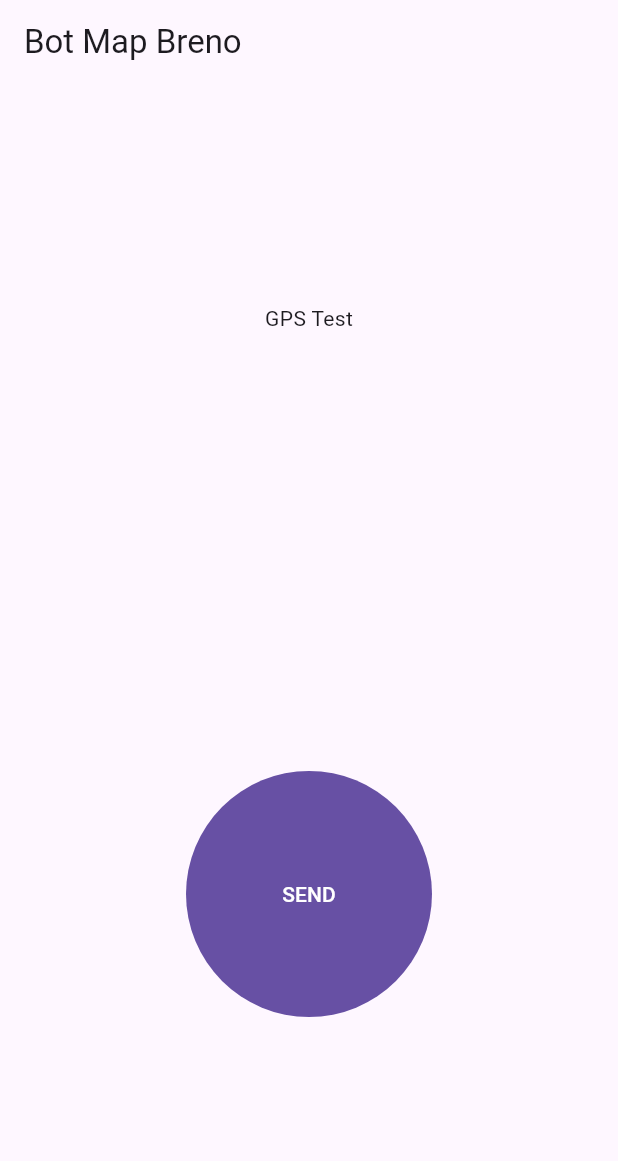
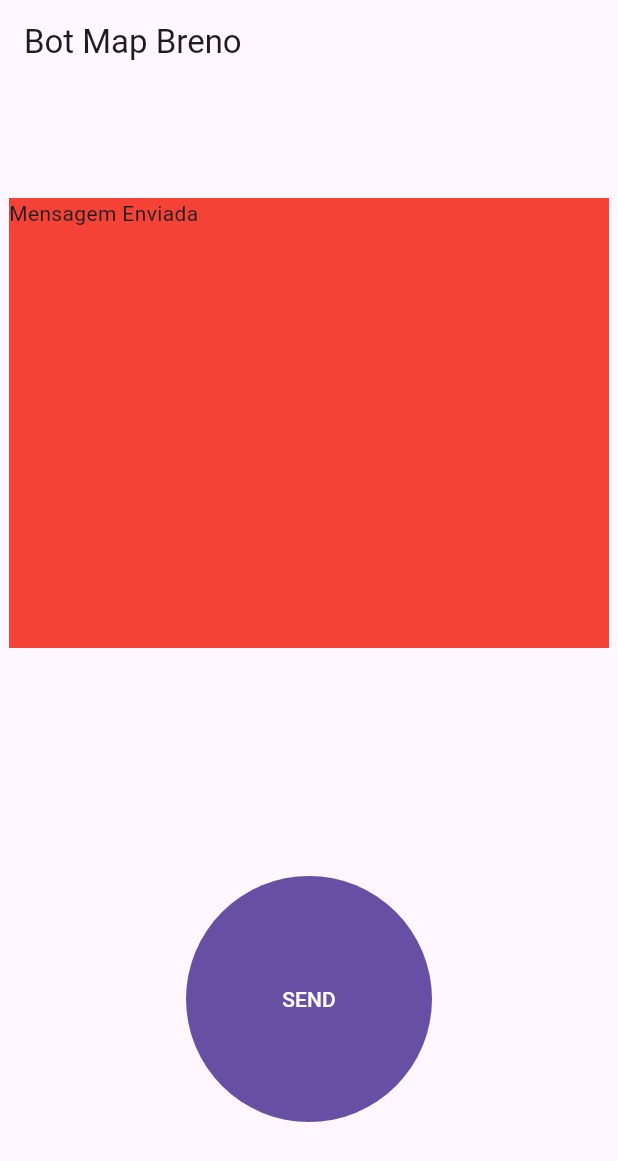
Before and after one commit to brenovsky/botMap, a Flutter app: the screen it shows after launch, on a phone screen of 412 x 824 dp. Shown: the top 1161 px of the screen. Run offline on Flutter 3.47's test engine with Material 3 defaults, Android fonts, the phone set to English and light mode, and no system bars; our stand-ins replace flutter_dotenv, geocoding, geolocator; missing offline and left inert: twilio_flutter.

Commit message:
add: logbox widget ("text to solve")

```diff
--- a/bot_map_app/lib/button.dart
+++ b/bot_map_app/lib/assets/button.dart
@@ -1,4 +1,4 @@
-import 'package:bot_map/twilio_bot.dart';
+import 'package:bot_map/assets/twilio_bot.dart';
 import 'package:flutter/material.dart';
 
 class MainButton extends StatelessWidget {
@@ -9,6 +9,7 @@ class MainButton extends StatelessWidget {
     return FilledButton(
       onPressed: () {
         sendSMS();
+
       },
       style: FilledButton.styleFrom(
         shape: const CircleBorder(), padding: const EdgeInsets.all(72)),
--- /dev/null
+++ b/bot_map_app/lib/assets/log_box.dart
@@ -0,0 +1,20 @@
+import 'package:flutter/material.dart';
+
+void printLog() {
+
+}
+
+class LogBox extends StatelessWidget {
+  const LogBox({super.key});
+
+  @override
+  Widget build(BuildContext context) {
+    return Container(
+      height: 300,
+      width: 400,
+      color: Colors.red,
+      child:
+        const Text("Mensagem Enviada")
+    );
+  }
+}
--- a/bot_map_app/lib/twilio_bot.dart
+++ b/bot_map_app/lib/assets/twilio_bot.dart
@@ -1,4 +1,4 @@
-import 'package:bot_map/geoposition.dart';
+import 'package:bot_map/assets/geoposition.dart';
 import 'package:flutter/material.dart';
 import 'package:flutter_dotenv/flutter_dotenv.dart';
 import 'package:geocoding/geocoding.dart';
@@ -27,6 +27,7 @@ void sendSMS() async {
 
     if (sent == 201) {
       debugPrint('Message sent successfully');
+
     } else {
       debugPrint('ERROR: $sent');
     }
--- a/bot_map_app/lib/main.dart
+++ b/bot_map_app/lib/main.dart
@@ -1,4 +1,4 @@
-import 'package:bot_map/my_app.dart';
+import 'package:bot_map/assets/my_app.dart';
 import 'package:flutter/material.dart';
 
 void main() {
--- a/bot_map_app/lib/pages/home_page.dart
+++ b/bot_map_app/lib/pages/home_page.dart
@@ -1,4 +1,5 @@
-import 'package:bot_map/button.dart';
+import 'package:bot_map/assets/button.dart';
+import 'package:bot_map/assets/log_box.dart';
 import 'package:flutter/material.dart';
 
 class HomePage extends StatelessWidget {
@@ -11,7 +12,7 @@ class HomePage extends StatelessWidget {
         mainAxisAlignment: MainAxisAlignment.spaceAround,
         crossAxisAlignment: CrossAxisAlignment.center,
         children: [
-          Text("GPS Test"),
+          LogBox(),
           MainButton(),
         ],
       ),
```
Also changed, not shown: bot_map_app/lib/assets/geoposition.dart (renamed from bot_map_app/lib/geoposition.dart), bot_map_app/lib/assets/my_app.dart (renamed from bot_map_app/lib/my_app.dart), 1 other file.
